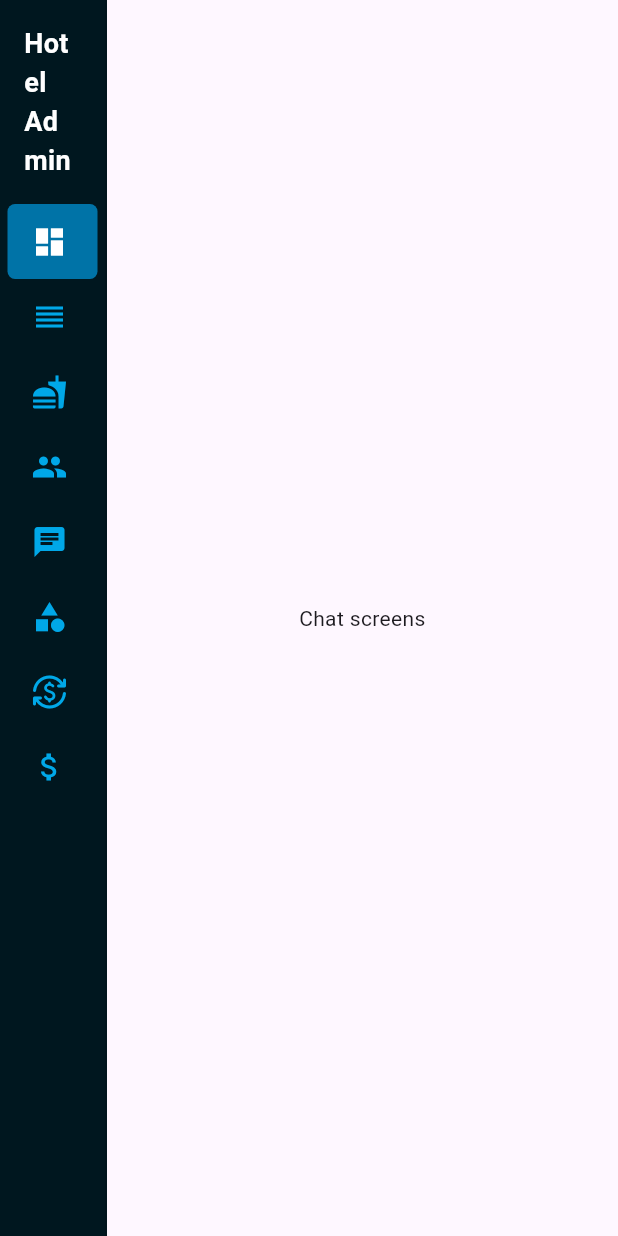
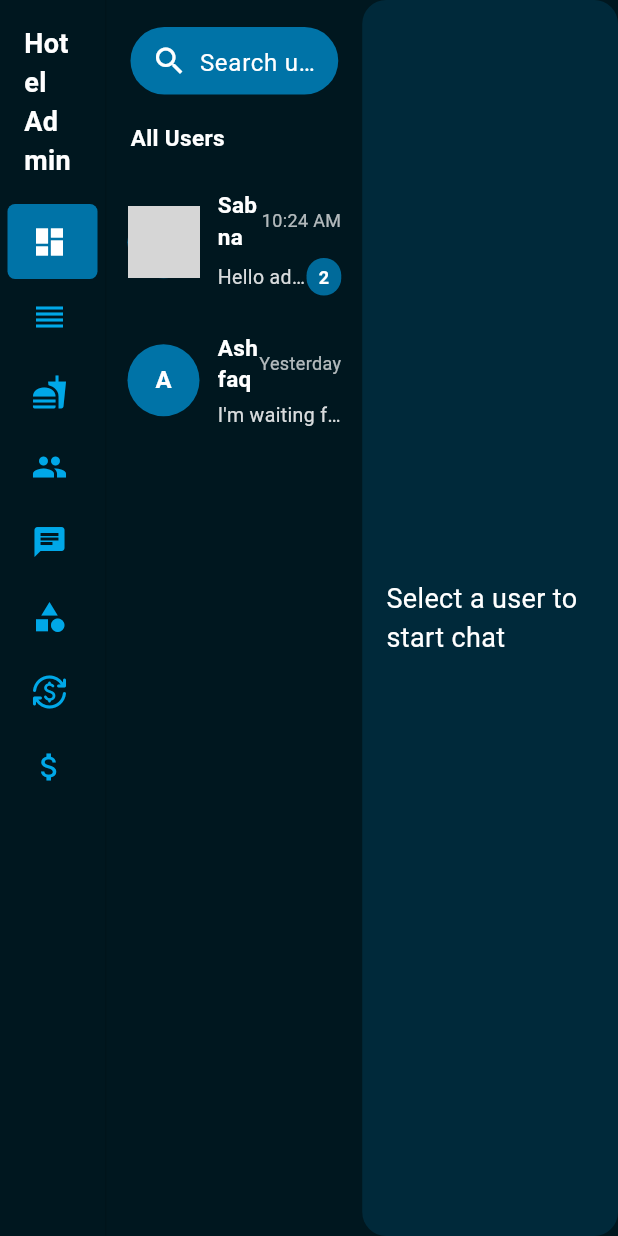
Before and after one commit to Ashfaqibnuajmal/food_delivery_admin_web, a Flutter app: the HomePage screen opened directly, swiped to page 5, on a phone screen of 412 x 824 dp. Run offline on Flutter 3.47's test engine with Material 3 defaults, Android fonts, the phone set to English and light mode, and no system bars; drawn by our look-alikes of easy_sidemenu; our stand-ins replace cloud_firestore, firebase_core, image_picker, shimmer, speech_to_text; accounts and stored records are empty; network calls fail; grey boxes are pictures that could not be loaded.

Commit message:
chat some ui is done

```diff
--- a/lib/features/chat/chat_screen.dart
+++ /dev/null
@@ -1,13 +0,0 @@
-import 'package:flutter/material.dart';
-
-class ChatScreen extends StatelessWidget {
-  const ChatScreen({super.key});
-
-  @override
-  Widget build(BuildContext context) {
-    return const Scaffold(
-        body: Center(
-      child: Text("Chat screens"),
-    ));
-  }
-}
--- /dev/null
+++ b/lib/features/chat/presentation/screen/chat_list_screen.dart
@@ -0,0 +1,376 @@
+import 'package:flutter/material.dart';
+import 'package:user_app/core/theme/web_color.dart';
+
+class ChatListScreen extends StatefulWidget {
+  const ChatListScreen({super.key});
+
+  @override
+  State<ChatListScreen> createState() => _ChatListScreenState();
+}
+
+class _ChatListScreenState extends State<ChatListScreen> {
+  String? selectedUserId;
+
+  final List<Map<String, dynamic>> _dummyChats = const [
+    {
+      'id': '1',
+      'name': 'Sabna',
+      'message': "Hello admin, is my order ready?",
+      'time': '10:24 AM',
+      'unread': 2,
+      'imageUrl':
+          "https://res.cloudinary.com/dsuwmcmw4/image/upload/v1762450141/nkpx6oyofbb0rsdxft5j.jpg",
+    },
+    {
+      'id': '2',
+      'name': 'Ashfaq',
+      'message': "I'm waiting for confirmation.",
+      'time': 'Yesterday',
+      'unread': 0,
+      'imageUrl': "",
+    },
+  ];
+
+  @override
+  Widget build(BuildContext context) {
+    return LayoutBuilder(
+      builder: (context, constraints) {
+        return Row(
+          children: [
+            // =======================
+            // CHAT LIST SECTION (25%)
+            // =======================
+            Flexible(
+              flex: 2, // 25%
+              child: Container(
+                color: AppColors.darkBlue,
+                child: Column(
+                  crossAxisAlignment: CrossAxisAlignment.start,
+                  children: [
+                    const Padding(
+                      padding: EdgeInsets.symmetric(
+                        horizontal: 16,
+                        vertical: 18,
+                      ),
+                      child: _SearchBar(),
+                    ),
+                    const Padding(
+                      padding: EdgeInsets.only(left: 16, bottom: 12),
+                      child: Text(
+                        "All Users",
+                        style: TextStyle(
+                          color: AppColors.pureWhite,
+                          fontSize: 15,
+                          fontWeight: FontWeight.w600,
+                        ),
+                      ),
+                    ),
+                    Expanded(
+                      child: ListView.builder(
+                        itemCount: _dummyChats.length,
+                        itemBuilder: (context, index) {
+                          final chat = _dummyChats[index];
+                          return _UserChatTile(
+                            name: chat['name'],
+                            message: chat['message'],
+                            time: chat['time'],
+                            unread: chat['unread'],
+                            imageUrl: chat['imageUrl'],
+                            onTap: () {
+                              setState(() {
+                                selectedUserId = chat['id'];
+                              });
+                            },
+                          );
+                        },
+                      ),
+                    ),
+                  ],
+                ),
+              ),
+            ),
+
+            // =======================
+            // CHAT WINDOW SECTION (75%)
+            // =======================
+            Flexible(
+              flex: 2, // 75%
+              child: Container(
+                padding: const EdgeInsets.all(16),
+                decoration: BoxDecoration(
+                  color: AppColors.mediumBlue.withOpacity(0.2),
+                  borderRadius: BorderRadius.circular(16),
+                ),
+                child: selectedUserId == null
+                    ? const Center(
+                        child: Text(
+                          "Select a user to start chat",
+                          style: TextStyle(
+                            color: AppColors.pureWhite,
+                            fontSize: 18,
+                          ),
+                        ),
+                      )
+                    : _ChatWindow(userName: _getUserName()),
+              ),
+            ),
+          ],
+        );
+      },
+    );
+  }
+
+  String _getUserName() {
+    return _dummyChats
+        .firstWhere((chat) => chat['id'] == selectedUserId)['name']
+        .toString();
+  }
+}
+
+// ============================
+// CHAT WINDOW
+// ============================
+class _ChatWindow extends StatelessWidget {
+  final String userName;
+  const _ChatWindow({required this.userName});
+
+  @override
+  Widget build(BuildContext context) {
+    return Column(
+      children: [
+        // TITLE BAR
+        Container(
+          height: 60,
+          alignment: Alignment.centerLeft,
+          padding: const EdgeInsets.symmetric(horizontal: 18),
+          decoration: BoxDecoration(
+            color: AppColors.darkBlue,
+            borderRadius: const BorderRadius.vertical(top: Radius.circular(18)),
+          ),
+          child: Text(
+            userName,
+            style: const TextStyle(
+              color: AppColors.pureWhite,
+              fontSize: 18,
+              fontWeight: FontWeight.w600,
+            ),
+          ),
+        ),
+
+        // MESSAGES
+        Expanded(
+          child: ListView(
+            padding: const EdgeInsets.all(18),
+            children: const [
+              _MessageBubble(isMe: false, message: "Hello Admin 👋"),
+              _MessageBubble(isMe: true, message: "Yes, how can I help you?"),
+            ],
+          ),
+        ),
+
+        // MESSAGE INPUT
+        Container(
+          padding: const EdgeInsets.all(12),
+          decoration: BoxDecoration(
+            color: AppColors.darkBlue,
+            borderRadius: const BorderRadius.vertical(
+              bottom: Radius.circular(18),
+            ),
+          ),
+          child: Row(
+            children: [
+              Expanded(
+                child: TextField(
+                  style: const TextStyle(color: AppColors.pureWhite),
+                  decoration: const InputDecoration(
+                    hintText: "Type a message...",
+                    hintStyle: TextStyle(color: AppColors.pureWhite),
+                    border: InputBorder.none,
+                  ),
+                ),
+              ),
+              const Icon(Icons.send, color: AppColors.pureWhite),
+            ],
+          ),
+        ),
+      ],
+    );
+  }
+}
+
+// ============================
+// MESSAGE BUBBLE
+// ============================
+class _MessageBubble extends StatelessWidget {
+  final bool isMe;
+  final String message;
+
+  const _MessageBubble({required this.isMe, required this.message});
+
+  @override
+  Widget build(BuildContext context) {
+    return Align(
+      alignment: isMe ? Alignment.centerRight : Alignment.centerLeft,
+      child: Container(
+        margin: const EdgeInsets.only(bottom: 12),
+        padding: const EdgeInsets.symmetric(vertical: 10, horizontal: 14),
+        decoration: BoxDecoration(
+          color: isMe ? AppColors.mediumBlue : AppColors.deepBlue,
+          borderRadius: BorderRadius.circular(14),
+        ),
+        child: Text(
+          message,
+          style: const TextStyle(color: AppColors.pureWhite),
+        ),
+      ),
+    );
+  }
+}
+
+// ============================
+// SEARCH BAR
+// ============================
+class _SearchBar extends StatelessWidget {
+  const _SearchBar();
+
+  @override
+  Widget build(BuildContext context) {
+    return Container(
+      height: 45,
+      padding: const EdgeInsets.symmetric(horizontal: 14),
+      decoration: BoxDecoration(
+        color: AppColors.mediumBlue,
+        borderRadius: BorderRadius.circular(30),
+      ),
+      child: Row(
+        children: [
+          const Icon(Icons.search, color: AppColors.pureWhite),
+          const SizedBox(width: 8),
+          Expanded(
+            child: TextField(
+              style: const TextStyle(color: AppColors.pureWhite),
+              decoration: const InputDecoration(
+                hintText: "Search user...",
+                hintStyle: TextStyle(color: AppColors.pureWhite),
+                border: InputBorder.none,
+              ),
+            ),
+          ),
+        ],
+      ),
+    );
+  }
+}
+
+// ============================
+// USER CHAT TILE
+// ============================
+class _UserChatTile extends StatelessWidget {
+  final String name, message, time, imageUrl;
+  final int unread;
+  final VoidCallback? onTap;
+
+  const _UserChatTile({
+    required this.name,
+    required this.message,
+    required this.time,
+    required this.unread,
+    required this.imageUrl,
+    this.onTap,
+  });
+
+  @override
+  Widget build(BuildContext context) {
+    return InkWell(
+      onTap: onTap,
+      hoverColor: AppColors.mediumBlue,
+      child: Container(
+        padding: const EdgeInsets.symmetric(vertical: 12, horizontal: 14),
+        child: Row(
+          children: [
+            CircleAvatar(
+              radius: 24,
+              backgroundColor: AppColors.mediumBlue,
+              backgroundImage: imageUrl.isNotEmpty
+                  ? NetworkImage(imageUrl)
+                  : null,
+              child: imageUrl.isEmpty
+                  ? Text(
+                      name[0].toUpperCase(),
+                      style: const TextStyle(
+                        color: AppColors.pureWhite,
+                        fontWeight: FontWeight.bold,
+                        fontSize: 16,
+                      ),
+                    )
+                  : null,
+            ),
+            const SizedBox(width: 12),
+            Expanded(
+              child: Column(
+                crossAxisAlignment: CrossAxisAlignment.start,
+                children: [
+                  Row(
+                    children: [
+                      Expanded(
+                        child: Text(
+                          name,
+                          style: const TextStyle(
+                            color: AppColors.pureWhite,
+                            fontSize: 15,
+                            fontWeight: FontWeight.w600,
+                          ),
+                        ),
+                      ),
+                      Text(
+                        time,
+                        style: TextStyle(
+                          color: AppColors.pureWhite.withOpacity(0.7),
+                          fontSize: 12,
+                        ),
+                      ),
+                    ],
+                  ),
+                  const SizedBox(height: 4),
+                  Row(
+                    children: [
+                      Expanded(
+                        child: Text(
+                          message,
+                          overflow: TextOverflow.ellipsis,
+                          style: TextStyle(
+                            color: AppColors.pureWhite.withOpacity(0.85),
+                            fontSize: 13,
+                          ),
+                        ),
+                      ),
+                      if (unread > 0)
+                        Container(
+                          padding: const EdgeInsets.symmetric(
+                            horizontal: 8,
+                            vertical: 4,
+                          ),
+                          decoration: BoxDecoration(
+                            color: AppColors.mediumBlue.withOpacity(0.9),
+                            borderRadius: BorderRadius.circular(12),
+                          ),
+                          child: Text(
+                            unread.toString(),
+                            style: const TextStyle(
+                              color: AppColors.pureWhite,
+                              fontSize: 12,
+                              fontWeight: FontWeight.w600,
+                            ),
+                          ),
+                        ),
+                    ],
+                  ),
+                ],
+              ),
+            ),
+          ],
+        ),
+      ),
+    );
+  }
+}
--- a/lib/features/home/home.dart
+++ b/lib/features/home/home.dart
@@ -2,7 +2,7 @@ import 'package:easy_sidemenu/easy_sidemenu.dart';
 import 'package:flutter/material.dart';
 import 'package:user_app/core/theme/web_color.dart';
 import 'package:user_app/features/categories/presentation/screens/catagories_screen.dart';
-import 'package:user_app/features/chat/chat_screen.dart' show ChatScreen;
+import 'package:user_app/features/chat/presentation/screen/chat_list_screen.dart';
 import 'package:user_app/features/dashboard/dashboard_screen.dart';
 import 'package:user_app/features/due%20payment/presentation/screens/due_payment_screen.dart';
 import 'package:user_app/features/expances/presentation/screens/expance_screen.dart';
@@ -138,7 +138,7 @@ class _HomePageState extends State<HomePage> {
                 const OrderScreen(),
                 const FooditemScreen(),
                 const UsersScreen(),
-                const ChatScreen(),
+                const ChatListScreen(),
                 CatagoriesScreen(),
                 const ExpanceScreen(),
                 const DuePaymentScreen(),
--- a/lib/main.dart
+++ b/lib/main.dart
@@ -1,16 +1,15 @@
 import 'package:firebase_core/firebase_core.dart';
 import 'package:flutter/material.dart';
-
 import 'package:provider/provider.dart';
 import 'package:user_app/core/constants/firebase_options.dart';
 import 'package:user_app/core/provider/pick_image.dart';
 import 'package:user_app/core/provider/user_search_provider.dart';
-import 'package:user_app/features/auth/presentation/screens/login_screen.dart';
 import 'package:user_app/features/auth/provider/login_provider.dart';
 import 'package:user_app/features/categories/data/services/category_sevices.dart';
 import 'package:user_app/features/expances/provider/expance_provider.dart';
 import 'package:user_app/features/foods/data/services/food_item_services.dart';
 import 'package:user_app/features/foods/provider/dialogstateprovider.dart';
+import 'package:user_app/features/home/home.dart';
 
 void main() async {
   WidgetsFlutterBinding.ensureInitialized();
@@ -51,7 +50,7 @@ class MyApp extends StatelessWidget {
           colorScheme: ColorScheme.fromSeed(seedColor: Colors.deepPurple),
           useMaterial3: true,
         ),
-        home: const LoginScreen(),
+        home: const HomePage(),
       ),
     );
   }
```
Also changed, not shown: lib/features/chat/data/model/chat_message_model.dart (added, +45 -0 lines), lib/features/chat/data/services/chat_services.dart (added, +81 -0 lines), lib/features/chat/presentation/widgets/user_chat_tile.dart (added, +122 -0 lines).
